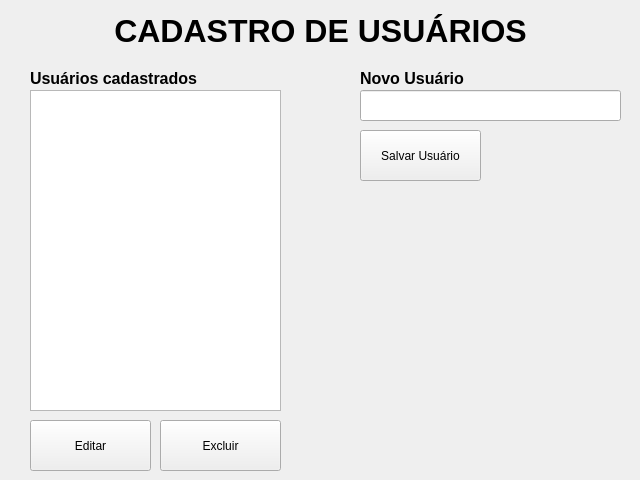
This is screen/ui_designer/screen_cadastro_usuarios.ui in mateusmoratelli/MinhaBiblioteca as Qt 5 draws it before an edit. The edited form follows.
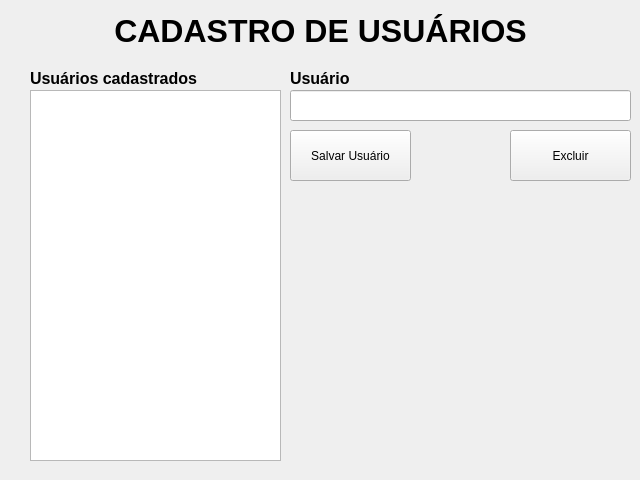
This is the edited form. Icons and pictures are not drawn.

```diff
--- a/screen/ui_designer/screen_cadastro_usuarios.ui
+++ b/screen/ui_designer/screen_cadastro_usuarios.ui
@@ -51,14 +51,14 @@
      <x>30</x>
      <y>90</y>
      <width>251</width>
-     <height>321</height>
+     <height>371</height>
     </rect>
    </property>
   </widget>
   <widget class="QPushButton" name="btSalvarUsuario">
    <property name="geometry">
     <rect>
-     <x>360</x>
+     <x>290</x>
      <y>130</y>
      <width>121</width>
      <height>51</height>
@@ -81,9 +81,9 @@
   <widget class="QLineEdit" name="txtUsuario">
    <property name="geometry">
     <rect>
-     <x>360</x>
+     <x>290</x>
      <y>90</y>
-     <width>261</width>
+     <width>341</width>
      <height>31</height>
     </rect>
    </property>
@@ -96,7 +96,7 @@
   <widget class="QLabel" name="label_2">
    <property name="geometry">
     <rect>
-     <x>360</x>
+     <x>290</x>
      <y>70</y>
      <width>121</width>
      <height>16</height>
@@ -110,7 +110,7 @@
     </font>
    </property>
    <property name="text">
-    <string>Novo Usuário</string>
+    <string>Usuário</string>
    </property>
   </widget>
   <widget class="QLabel" name="label_3">
@@ -136,8 +136,8 @@
   <widget class="QPushButton" name="btExcluirUsuario">
    <property name="geometry">
     <rect>
-     <x>160</x>
-     <y>420</y>
+     <x>510</x>
+     <y>130</y>
      <width>121</width>
      <height>51</height>
     </rect>
@@ -156,29 +156,6 @@
     </size>
    </property>
   </widget>
-  <widget class="QPushButton" name="btEditarUsuario">
-   <property name="geometry">
-    <rect>
-     <x>30</x>
-     <y>420</y>
-     <width>121</width>
-     <height>51</height>
-    </rect>
-   </property>
-   <property name="text">
-    <string>Editar</string>
-   </property>
-   <property name="icon">
-    <iconset>
-     <normaloff>../../resources/icons/border_color_16dp_5F6368.png</normaloff>../../resources/icons/border_color_16dp_5F6368.png</iconset>
-   </property>
-   <property name="iconSize">
-    <size>
-     <width>24</width>
-     <height>24</height>
-    </size>
-   </property>
-  </widget>
  </widget>
  <resources/>
  <connections/>
```
